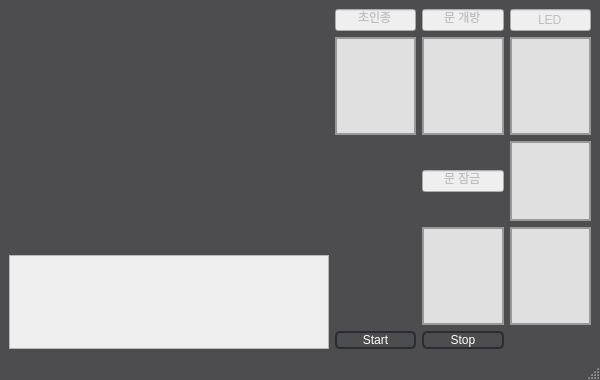
First picture: the form in Server/face-recognition/face_recognition.ui, repository miiiingi/VEDA_FinalProject, before the edit.
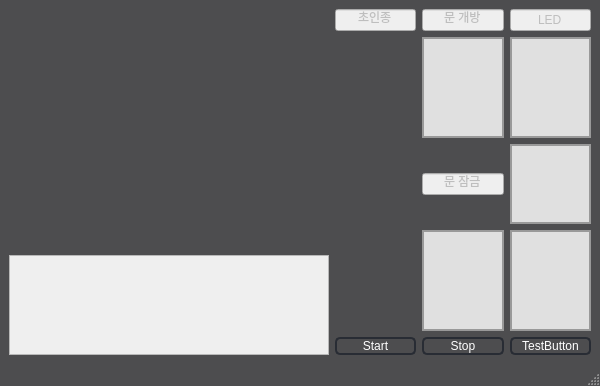
Second picture: the form after the edit. Custom widgets are drawn as their Qt base class.

```diff
--- a/Server/face-recognition/face_recognition.ui
+++ b/Server/face-recognition/face_recognition.ui
@@ -7,7 +7,7 @@
     <x>0</x>
     <y>0</y>
     <width>600</width>
-    <height>380</height>
+    <height>386</height>
    </rect>
   </property>
   <property name="windowTitle">
@@ -71,7 +71,7 @@
     <item>
      <layout class="QGridLayout" name="gridLayout">
       <item row="1" column="0">
-       <widget class="QLed" name="status_led2_frame" native="true">
+       <widget class="QLabel" name="icon_bell">
         <property name="minimumSize">
          <size>
           <width>80</width>
@@ -79,13 +79,7 @@
          </size>
         </property>
         <property name="styleSheet">
-         <string>background-color: #e0e0e0; border: 2px solid #999999; border-radius: 50%;</string>
-        </property>
-        <property name="onColour" stdset="0">
-         <number>1</number>
-        </property>
-        <property name="shape" stdset="0">
-         <number>1</number>
+         <string>background-color: transparent;</string>
         </property>
        </widget>
       </item>
@@ -244,6 +238,13 @@
         </property>
        </widget>
       </item>
+      <item row="4" column="2">
+       <widget class="QPushButton" name="test_button">
+        <property name="text">
+         <string>TestButton</string>
+        </property>
+       </widget>
+      </item>
      </layout>
     </item>
    </layout>
```
